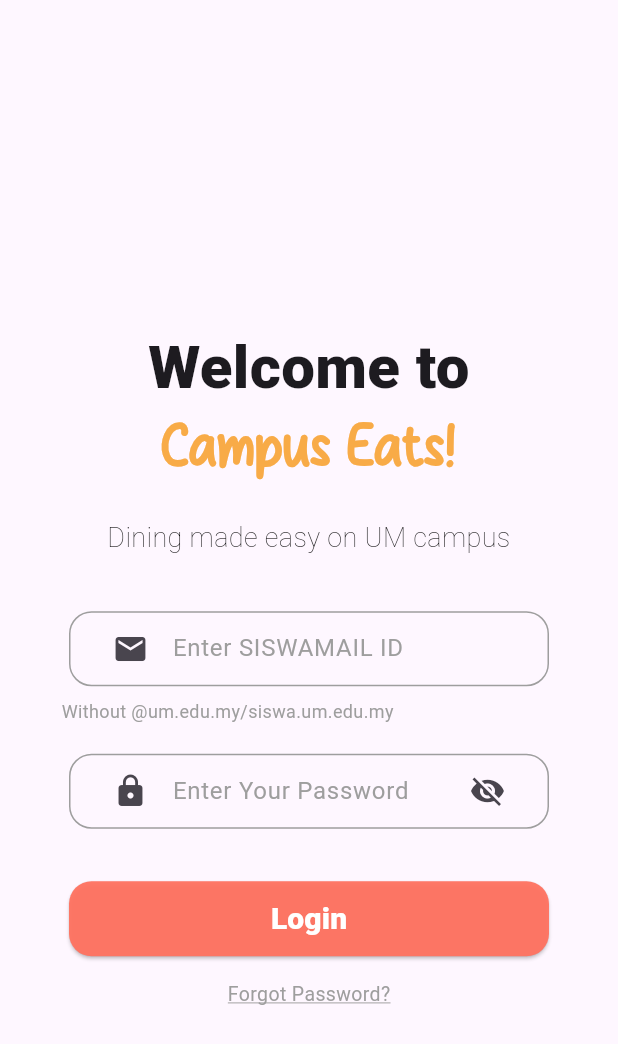
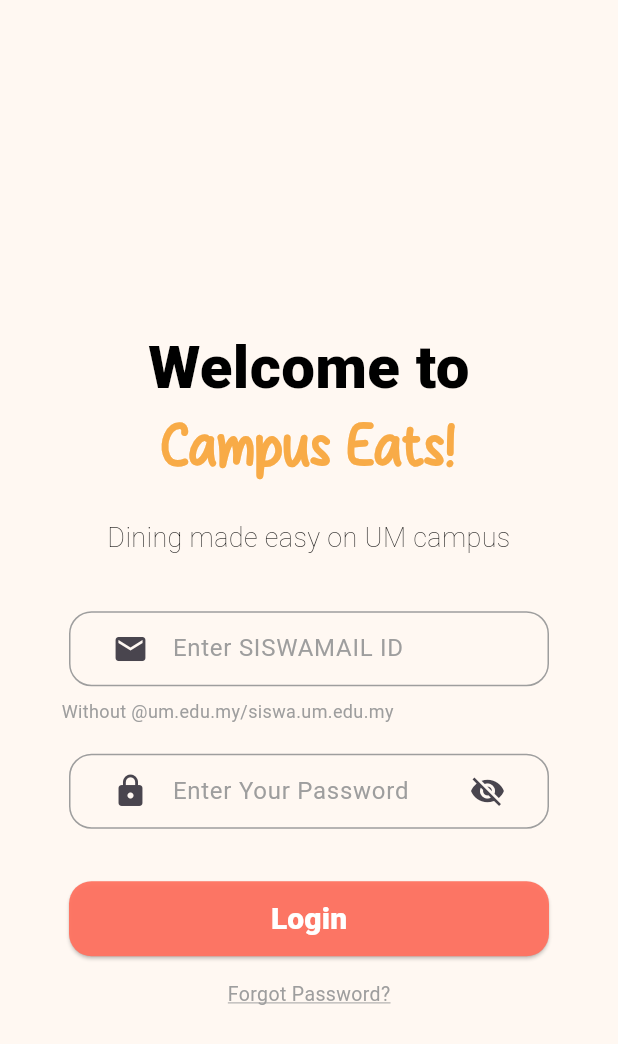
Before and after one commit to MarcusMQF/Food-System-App, a Flutter app: the screen it shows after launch, on a phone screen of 412 x 824 dp. Shown: the top 1044 px of the screen. Run offline on Flutter 3.47's test engine with Material 3 defaults, Android fonts, the phone set to English and light mode, and no system bars; Roboto replaces fonts that are missing (AwesomeFriday); project files that could hold a hidden picture were left out.

Commit message:
Add Background Image

```diff
--- a/lib/sign_in_page.dart
+++ b/lib/sign_in_page.dart
@@ -35,7 +35,14 @@ class _SignInPageState extends State<SignInPage> {
   @override
   Widget build(BuildContext context) {
     return Scaffold(
-      body: Padding(
+      body: Container(
+        decoration: const BoxDecoration(
+          image: DecorationImage(
+            image: AssetImage('assets/background.png'),
+            fit: BoxFit.cover,
+          ),
+        ),
+        child: Padding(
           padding: const EdgeInsets.all(16.0),
           child: Transform.translate(
             offset: const Offset(0, 50), // Adjust the y value to shift the content down
@@ -51,6 +58,7 @@ class _SignInPageState extends State<SignInPage> {
                       fontSize: 40,
                       fontWeight: FontWeight.w800,
                       fontFamily: 'Roboto',
+                      color: Colors.black, // Adjust text color for better visibility
                     ),
                   ),
                 ),
@@ -76,7 +84,7 @@ class _SignInPageState extends State<SignInPage> {
                     textAlign: TextAlign.center,
                     style: TextStyle(
                       fontSize: 18,
-                    color: Colors.black,
+                      color: Colors.black, // Adjust text color for better visibility
                       fontWeight: FontWeight.w200,
                       fontFamily: 'AwesomeFriday',
                     ),
@@ -167,6 +175,7 @@ class _SignInPageState extends State<SignInPage> {
             ),
           ),
         ),
+      ),
     );
   }
 }
--- a/pubspec.yaml
+++ b/pubspec.yaml
@@ -68,6 +68,7 @@ flutter:
 
   assets:
     - assets/credentials.csv
+    - assets/background.png
 
 
   # To add assets to your application, add an assets section, like this:
```
Also changed, not shown: assets/background.png (added). Lines whose indentation alone changed are shown as unchanged.
